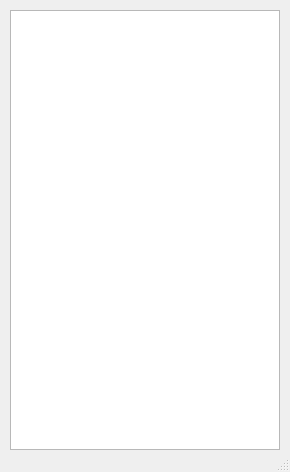
Above: currency.ui from Lyten1/MCalculator before the change. Below: the same form after it.
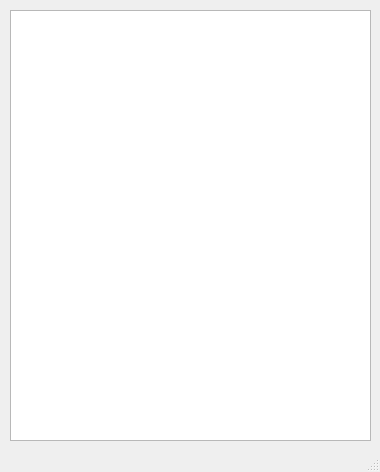
That is the form after the change.

Patch:
```diff
--- a/currency.ui
+++ b/currency.ui
@@ -6,7 +6,7 @@
    <rect>
     <x>0</x>
     <y>0</y>
-    <width>290</width>
+    <width>380</width>
     <height>472</height>
    </rect>
   </property>
@@ -18,13 +18,13 @@
   </property>
   <property name="minimumSize">
    <size>
-    <width>290</width>
+    <width>380</width>
     <height>472</height>
    </size>
   </property>
   <property name="maximumSize">
    <size>
-    <width>290</width>
+    <width>380</width>
     <height>472</height>
    </size>
   </property>
@@ -37,8 +37,8 @@
      <rect>
       <x>10</x>
       <y>10</y>
-      <width>270</width>
-      <height>440</height>
+      <width>361</width>
+      <height>431</height>
      </rect>
     </property>
    </widget>
```
Left out of the diff: 2 changed lines with no effect on the pictures.
